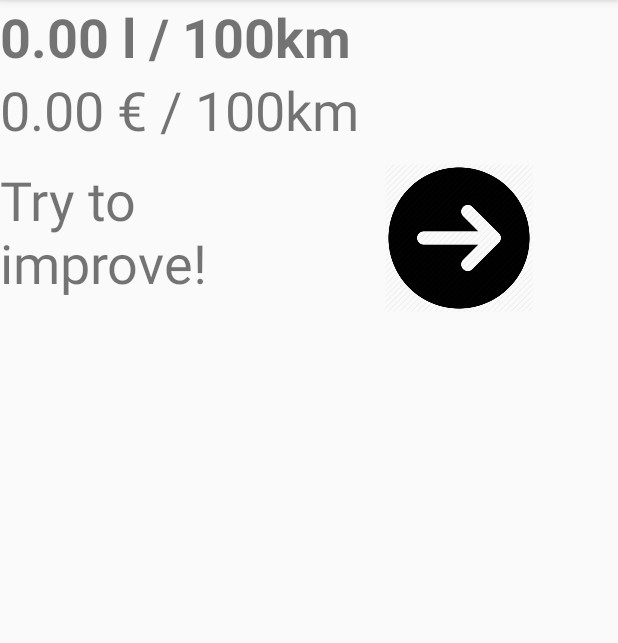
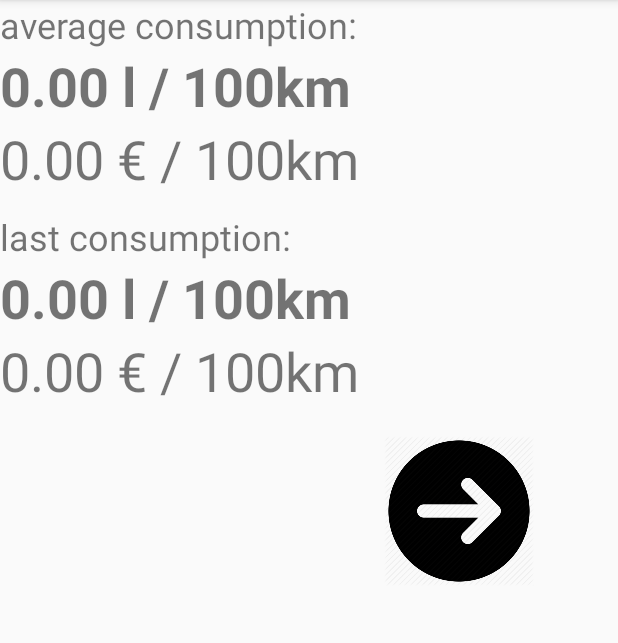
Before and after one commit to SebiGil97/PetrolAttendant, an Android app: the fragment FragementStatistic shown on its own in the app's theme, on a phone screen of 412 x 824 dp, the part 84-727 px from its top. Run offline under Robolectric (Android 15) with nearby library versions, the phone set to English and light mode, and no system bars; 5 statements that could not run were skipped.

Commit message:
average consumption & statistics revised

```diff
--- a/app/src/main/java/at/fhooe/mc/android/Fragments/FragementStatistic.java
+++ b/app/src/main/java/at/fhooe/mc/android/Fragments/FragementStatistic.java
@@ -3,6 +3,7 @@ package at.fhooe.mc.android.Fragments;
 
 import android.content.Intent;
 import android.content.SharedPreferences;
+import android.graphics.Color;
 import android.os.Bundle;
 import android.app.Fragment;
 import android.support.annotation.Nullable;
@@ -33,8 +34,10 @@ public class FragementStatistic extends Fragment implements OnBackPressedListene
     private static final String TAG = "TANK";
 
     int carMileage;
-    float consumption=0;
+    float averageConsumption=0;
     float averagePrice=0;
+    float lastConsumption=0;
+    float lastPrice=0;
     float diffdistanz;
     int trend;  //1... bad  , 2... neutal , 3...better
     List<Refuel> refuelList;
@@ -51,40 +54,45 @@ public class FragementStatistic extends Fragment implements OnBackPressedListene
         Intent i = getActivity().getIntent();
         refuelList = (List<Refuel>) i.getSerializableExtra("RefuelList");
         carMileage = (Integer) i.getSerializableExtra("CarMileage");
-        trend=2;
+        trend = 2;
         Log.i("TANK",valueOf(refuelList.size()));
-        //calculat consumption and average price per 100km
-        if(refuelList.size()==1){
-           float distance = refuelList.get(0).getmMileage() - carMileage;
+
+        //calculat average consumption and average price per 100km
+        if(refuelList.size()==2){
+           float distance = refuelList.get(refuelList.size()-1).getmMileage() - refuelList.get(refuelList.size()-2).getmMileage();
            distance = distance/100;
-           consumption = refuelList.get(0).getmLiter()/distance;
-           averagePrice = refuelList.get(0).getmPrice()/distance;
-           trend=2;
-        }else if(refuelList.size()>1){
-            float distance =refuelList.get(refuelList.size()-1).getmMileage() - carMileage;
+           averageConsumption = refuelList.get(refuelList.size()-2).getmLiter()/distance;
+           averagePrice = refuelList.get(refuelList.size()-2).getmPrice()/distance;
+           trend = 2;
+        }else if(refuelList.size()>2){
+            float distance = refuelList.get(refuelList.size()-2).getmMileage() - carMileage;
             distance = distance/100;
-            for(int y=0;y<refuelList.size();y++){
-                consumption = consumption + refuelList.get(y).getmLiter();
+            for(int y=0;y<refuelList.size()-1;y++){
+                averageConsumption = averageConsumption + refuelList.get(y).getmLiter();
                 averagePrice = averagePrice + refuelList.get(y).getmPrice();
             }
-            consumption = consumption / distance;
+            averageConsumption = averageConsumption / distance;
             averagePrice = averagePrice / distance;
+        }
+        if(refuelList.size() > 1) {
+            //--------- calculate last consumption and trend ----------
+            diffdistanz = refuelList.get(refuelList.size() - 1).getmMileage() - refuelList.get(refuelList.size() - 2).getmMileage();
+            diffdistanz = diffdistanz / 100;
 
-            //calculate Trend
-            diffdistanz=refuelList.get(refuelList.size()-1).getmMileage()-refuelList.get(refuelList.size()-2).getmMileage();
-            diffdistanz=diffdistanz/100;
-
-            Log.i(TAG,valueOf(refuelList.get(refuelList.size()-1).getmLiter()/diffdistanz));
-
-            if(consumption>refuelList.get(refuelList.size()-1).getmLiter()/diffdistanz){
+            lastConsumption = refuelList.get(refuelList.size() - 2).getmLiter() / diffdistanz;
+            lastPrice = refuelList.get(refuelList.size() - 2).getmPrice() / diffdistanz;
+            Log.i(TAG, valueOf(refuelList.get(refuelList.size() - 2).getmLiter() / diffdistanz));
+        }
+            if(averageConsumption > lastConsumption){
                 trend = 3;  //"Keep it up!"
-            }else if(consumption<refuelList.get(refuelList.size()-1).getmLiter()/diffdistanz){
+            }else if(averageConsumption < lastConsumption){
                 trend = 1; //"You can do that better!"
+            }else if(averageConsumption == 0 && lastConsumption == 0){
+                trend = 0; //""
             }else{
                 trend = 2;
             }
 
-        }
 
 
     }
@@ -96,10 +104,14 @@ public class FragementStatistic extends Fragment implements OnBackPressedListene
         View view = inflater.inflate(R.layout.fragment_fragement_statistic, container, false);
 
         TextView tv = null;
-        tv = (TextView) view.findViewById(R.id.activity_refuel_list_textview_consumption);
-        tv.setText(String.format("%.2f",consumption) +" l / 100km");
-        tv = (TextView) view.findViewById(R.id.activity_refuel_textview_cost);
+        tv = (TextView) view.findViewById(R.id.activity_refuel_list_textview_average_consumption);
+        tv.setText(String.format("%.2f",averageConsumption) +" l / 100km");
+        tv = (TextView) view.findViewById(R.id.activity_refuel_textview_average_cost);
         tv.setText(String.format("%.2f",averagePrice) + " € / 100km");
+        tv = (TextView) view.findViewById(R.id.activity_refuel_list_textview_last_consumption);
+        tv.setText(String.format("%.2f",lastConsumption) +" l / 100km");
+        tv = (TextView) view.findViewById(R.id.activity_refuel_textview_last_cost);
+        tv.setText(String.format("%.2f",lastPrice) + " € / 100km");
         tv = (TextView) view.findViewById(R.id.activity_refuel_textview_trend);
 
         ImageView iv = null;
@@ -107,12 +119,18 @@ public class FragementStatistic extends Fragment implements OnBackPressedListene
 
         if(trend == 3) {
             tv.setText("Well done! Keep it up!");
+            tv.setTextColor(Color.GREEN);
             iv.setImageResource(R.drawable.icon_green_arrow_up_225);
         }else if(trend == 1) {
             tv.setText("You can do that better!");
+            tv.setTextColor(Color.RED);
             iv.setImageResource(R.drawable.icon_red_arrow_down_225);
         }else if(trend == 2){
             tv.setText("Try to improve!");
+            tv.setTextColor(Color.BLACK);
+            iv.setImageResource(R.drawable.icon_black_arrow_neutral);
+        }else{
+            tv.setText("");
             iv.setImageResource(R.drawable.icon_black_arrow_neutral);
         }
 
--- a/app/src/main/res/layout/fragment_fragement_statistic.xml
+++ b/app/src/main/res/layout/fragment_fragement_statistic.xml
@@ -12,7 +12,14 @@
         android:orientation="vertical">
 
         <TextView
-            android:id="@+id/activity_refuel_list_textview_consumption"
+            android:id="@+id/textView5"
+            android:layout_width="match_parent"
+            android:layout_height="wrap_content"
+            android:text="average consumption:"
+            android:textSize="24sp" />
+
+        <TextView
+            android:id="@+id/activity_refuel_list_textview_average_consumption"
             android:layout_width="match_parent"
             android:layout_height="wrap_content"
             android:text="7l/100km"
@@ -21,11 +28,38 @@
             android:textStyle="bold" />
 
         <TextView
-            android:id="@+id/activity_refuel_textview_cost"
+            android:id="@+id/activity_refuel_textview_average_cost"
             android:layout_width="match_parent"
             android:layout_height="60dp"
             android:text="€10/km"
             android:textSize="36sp" />
+
+        <TextView
+            android:id="@+id/textView6"
+            android:layout_width="match_parent"
+            android:layout_height="wrap_content"
+            android:text="last consumption:"
+            android:textSize="24sp" />
+
+        <TextView
+            android:id="@+id/activity_refuel_list_textview_last_consumption"
+            android:layout_width="match_parent"
+            android:layout_height="wrap_content"
+            android:text="TextView"
+            android:textSize="36sp"
+            android:textStyle="bold"/>
+
+        <TextView
+            android:id="@+id/activity_refuel_textview_last_cost"
+            android:layout_width="match_parent"
+            android:layout_height="wrap_content"
+            android:text="TextView"
+            android:textSize="36sp" />
+
+        <TextView
+            android:id="@+id/just_to_keep_distance"
+            android:layout_width="match_parent"
+            android:layout_height="wrap_content" />
 
         <LinearLayout
             android:layout_width="match_parent"
```
